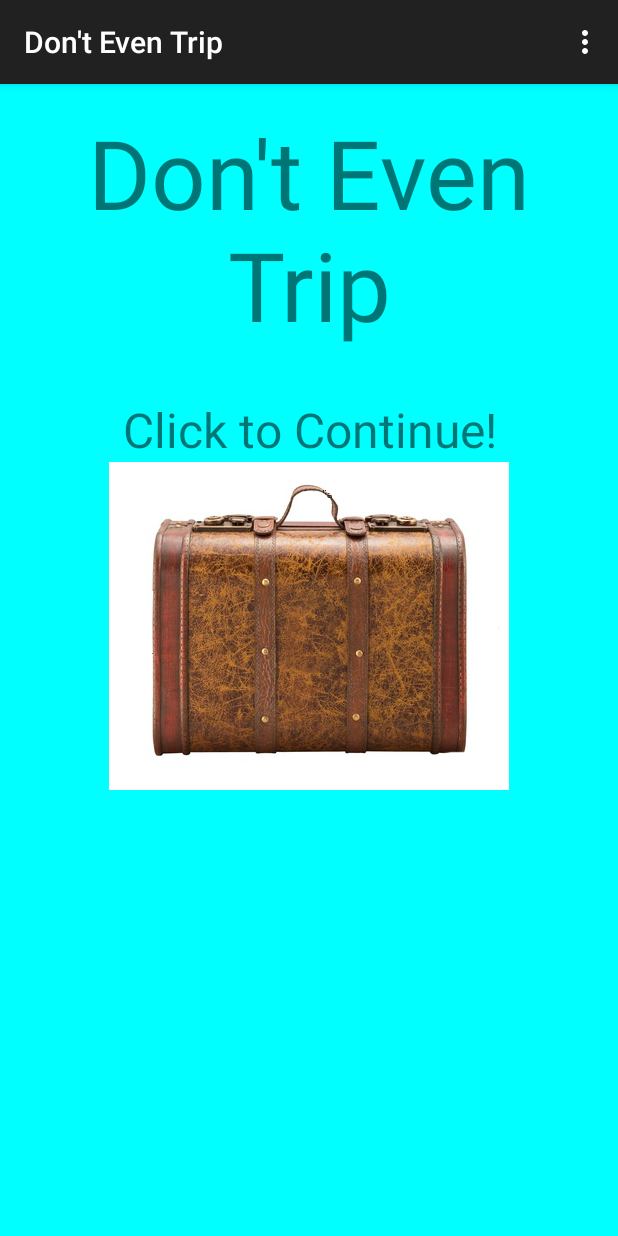
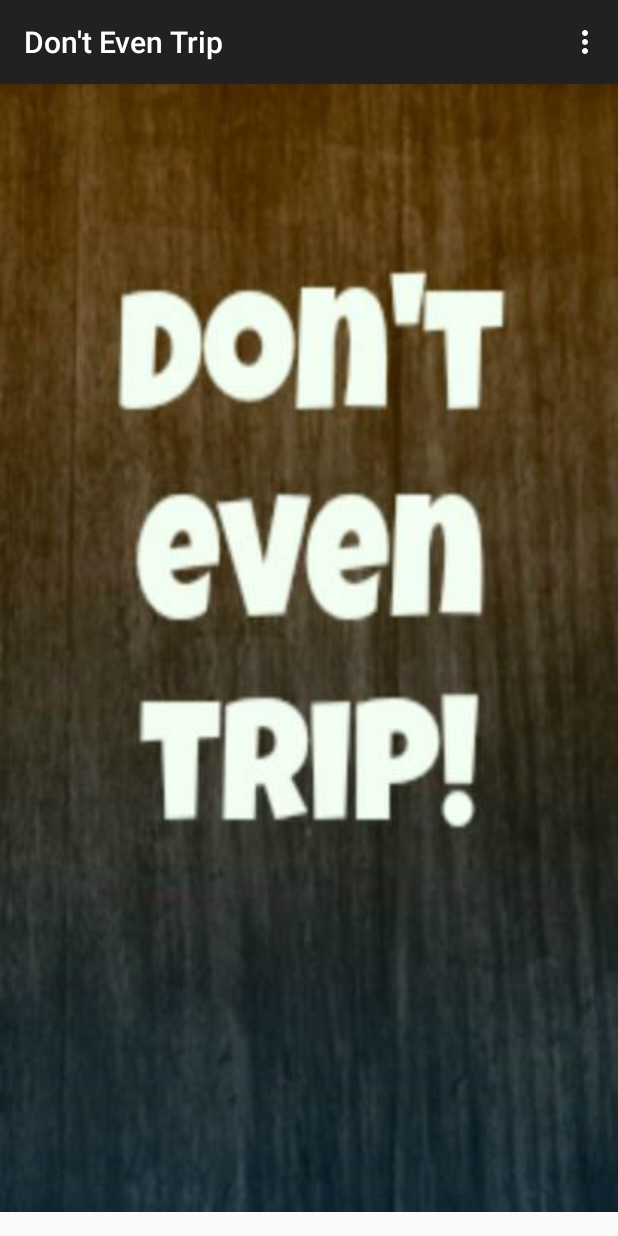
Before and after one commit to JatinNanda/AngelHacksProject, an Android app: the screen it shows after launch (MainActivity), on a phone screen of 412 x 824 dp. Run offline under Robolectric (Android 15) with nearby library versions, the phone set to English and light mode, and no system bars.

Commit message:
Merge branch 'Jatin'sBranch' of https://github.com/JatinNanda/AngelHacksProject
Conflicts:
	app/src/main/res/values/strings.xml

```diff
--- a/app/src/main/res/layout/activity_home_screen.xml
+++ b/app/src/main/res/layout/activity_home_screen.xml
@@ -35,4 +35,10 @@
         android:background="@android:drawable/btn_dropdown"
         android:spinnerMode="dropdown" />
 
+    <TextView
+        android:layout_width="match_parent"
+        android:layout_height="wrap_content"
+        android:id="@+id/Text"
+        android:text="Your Selected Cities" />
+
 </LinearLayout>
--- a/app/src/main/res/layout/activity_main.xml
+++ b/app/src/main/res/layout/activity_main.xml
@@ -1,31 +1,15 @@
 <LinearLayout xmlns:android="http://schemas.android.com/apk/res/android"
     xmlns:tools="http://schemas.android.com/tools" android:layout_width="match_parent"
-    android:layout_height="match_parent" android:paddingLeft="@dimen/activity_horizontal_margin"
-    android:paddingRight="@dimen/activity_horizontal_margin"
-    android:paddingTop="@dimen/activity_vertical_margin"
     android:paddingBottom="@dimen/activity_vertical_margin" tools:context=".MainActivity"
-    android:background="#00FFFF"
-    android:orientation="vertical">
+    android:orientation="vertical"
+    android:layout_height="match_parent">
 
-    <TextView android:text="@string/app_name"
-        android:layout_height="wrap_content"
-        android:layout_width="wrap_content"
-        android:textSize="64sp"
-        android:gravity="center">
-        </TextView>
-    <TextView android:text="@string/intro"
-        android:layout_height="wrap_content"
-        android:paddingTop="32dp"
-        android:textSize="32sp"
-        android:layout_width="fill_parent"
-        android:gravity="center">
-        </TextView>
     <ImageView
         android:id = "@+id/suitcase"
         android:layout_width="fill_parent"
-        android:layout_height="wrap_content"
-        android:scaleType="centerInside"
-        android:src ="@drawable/suitcase"
+        android:layout_height="fill_parent"
+        android:src ="@drawable/main"
+        android:scaleType="fitXY"
         android:gravity="center"/>
 
 </LinearLayout>
```
Also changed, not shown: app/src/main/res/drawable-hdpi/main.png (added).
